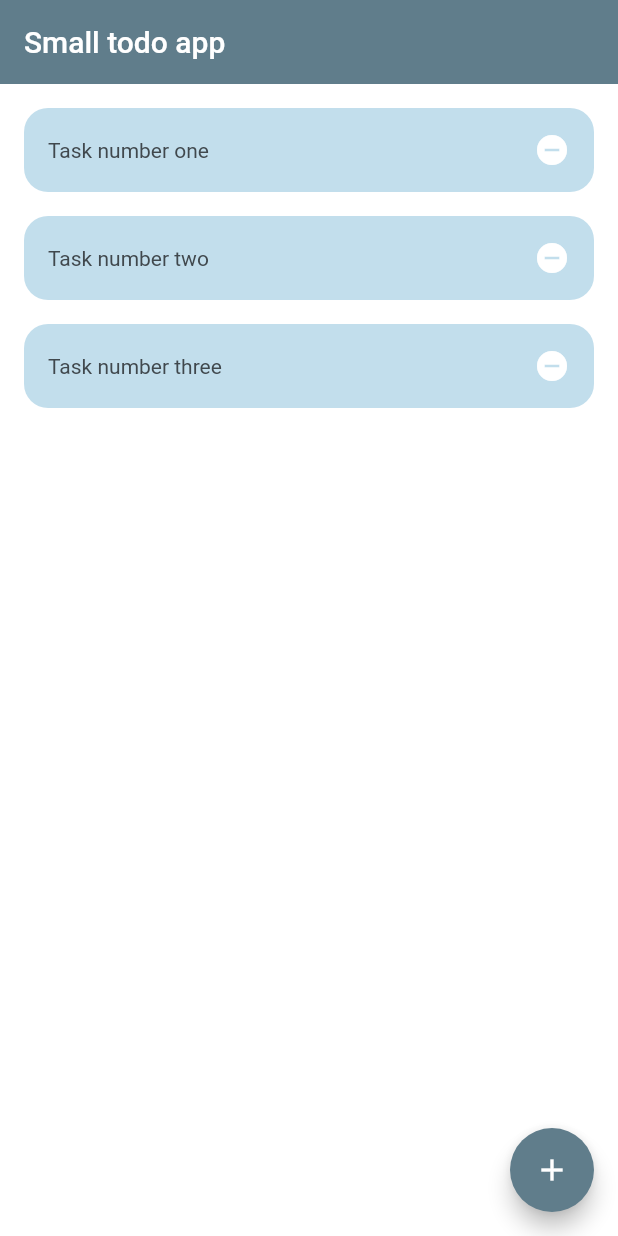
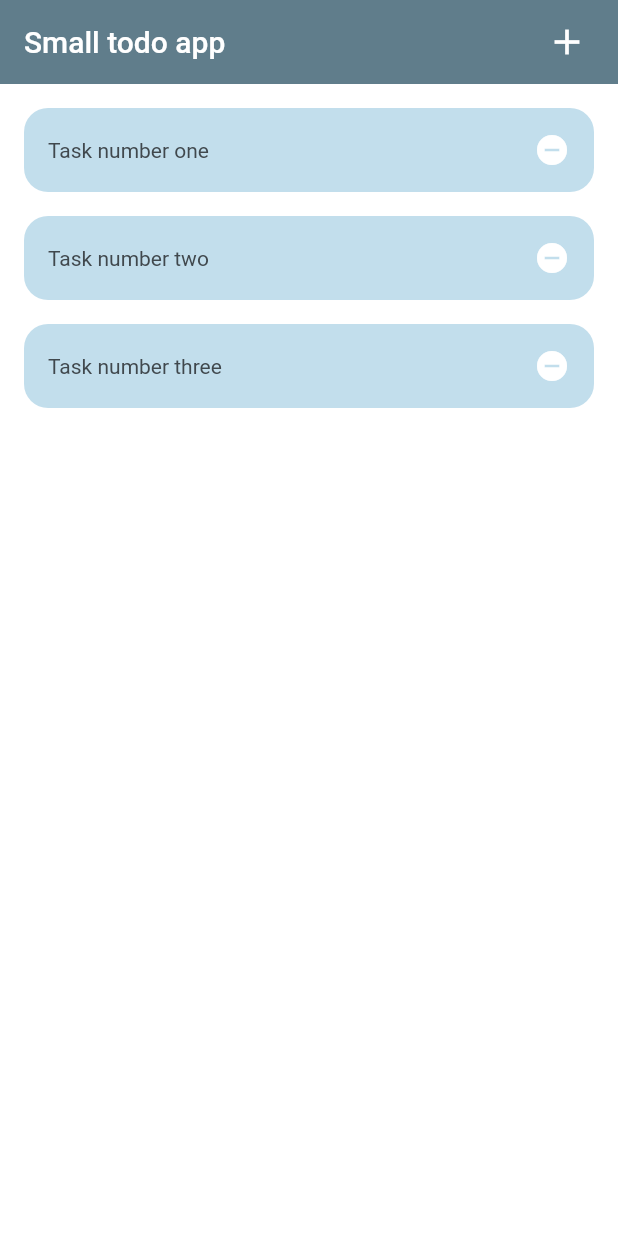
Before and after one commit to dobrunov/small_todo_app, a Flutter app: the screen it shows after launch, on a phone screen of 412 x 824 dp. Run offline on Flutter 3.47's test engine with Material 2 defaults, Android fonts, the phone set to English and light mode, and no system bars.

Commit message:
adding 'add task button' to app bar, deleting floating action button

```diff
--- a/lib/screens/home_page.dart
+++ b/lib/screens/home_page.dart
@@ -65,11 +65,19 @@ class _HomePageState extends State<HomePage> {
           'Small todo app',
           style: TextStyle(color: appBarTextColor),
         ),
+        actions: <Widget>[
+          Padding(
+            padding: const EdgeInsets.only(right: 20.0),
+            child: GestureDetector(
+              onTap: createNewTask,
+              child: const Icon(
+                Icons.add,
+                size: 28.0,
+              ),
+            ),
+          ),
+        ],
         elevation: 0,
-      ),
-      floatingActionButton: FloatingActionButton(
-        onPressed: createNewTask,
-        child: const Icon(Icons.add, color: iconsColor),
       ),
       body: ListView.builder(
         itemCount: toDoList1.length,
```
